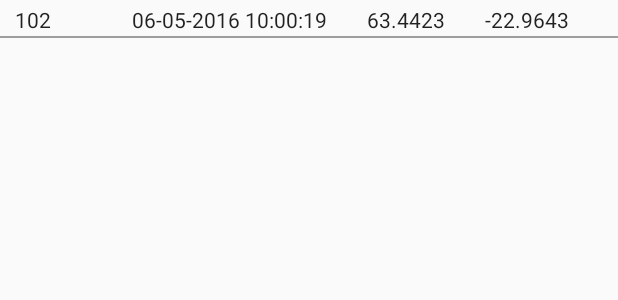
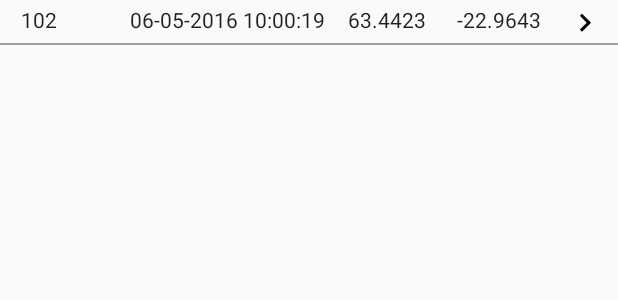
Before and after one commit to travelmapi/app-android, an Android app: the layout row_stamp.xml on its own in the app's theme, with its tools: preview values and no code run, on a phone screen of 412 x 824 dp. Shown: the top 300 px of the screen. Run offline under Robolectric (Android 15) with nearby library versions, the phone set to English and light mode, and no system bars.

Commit message:
minor asthetic changes

```diff
--- a/app/src/main/java/com/travelmapi/app/travelmapi_app/SettingsActivity.java
+++ b/app/src/main/java/com/travelmapi/app/travelmapi_app/SettingsActivity.java
@@ -122,7 +122,6 @@ public class SettingsActivity extends AppCompatActivity {
 
             manager.setRepeating(AlarmManager.RTC_WAKEUP, System.currentTimeMillis(), interval, pendingIntent);
         }
-        Toast.makeText(this, "Alarm Set", Toast.LENGTH_SHORT).show();
     }
 
     @OnClick(R.id.button_list_travel_list)
--- a/app/src/main/java/com/travelmapi/app/travelmapi_app/StartTravelActivity.java
+++ b/app/src/main/java/com/travelmapi/app/travelmapi_app/StartTravelActivity.java
@@ -111,7 +111,6 @@ public class StartTravelActivity extends AppCompatActivity  {
 
             manager.setRepeating(AlarmManager.RTC_WAKEUP, System.currentTimeMillis(), interval, pendingIntent);
         }
-        Toast.makeText(this, "Alarm Set", Toast.LENGTH_SHORT).show();
     }
 
     @OnClick(R.id.activity_start_travel_button_save)
@@ -121,7 +120,7 @@ public class StartTravelActivity extends AppCompatActivity  {
             return;
         }
 
-        SimpleDateFormat format = new SimpleDateFormat("dd-MM-yyyy.kk.mm.ss", Locale.US);
+        SimpleDateFormat format = new SimpleDateFormat("yyyy-MM-dd.kk.mm.ss", Locale.US);
 
         Date sDate;
         Date eDate;
--- /dev/null
+++ b/app/src/main/res/drawable/ic_keyboard_arrow_right_black_24dp.xml
@@ -0,0 +1,9 @@
+<vector xmlns:android="http://schemas.android.com/apk/res/android"
+        android:width="24dp"
+        android:height="24dp"
+        android:viewportWidth="24.0"
+        android:viewportHeight="24.0">
+    <path
+        android:fillColor="#FF000000"
+        android:pathData="M8.59,16.34l4.58,-4.59 -4.58,-4.59L10,5.75l6,6 -6,6z"/>
+</vector>
--- a/app/src/main/res/layout/activity_settings.xml
+++ b/app/src/main/res/layout/activity_settings.xml
@@ -8,6 +8,7 @@
         android:id="@+id/activity_setting_textview_title"
         android:layout_width="match_parent"
         android:layout_height="wrap_content"
+        android:layout_below="@+id/activity_setting_logo"
         android:text="OPTIONS"
         style="@style/AppTheme.Title"/>
     <TextView
--- a/app/src/main/res/layout/row_stamp.xml
+++ b/app/src/main/res/layout/row_stamp.xml
@@ -12,6 +12,7 @@
     android:id="@+id/row_stamp_textview_id"
     android:layout_width="0dp"
     android:layout_height="wrap_content"
+    android:layout_marginStart="4dp"
     tools:text="102"
     style="@style/AppTheme.Stamp"/>
     <TextView
@@ -34,4 +35,8 @@
         android:layout_width="0dp"
         style="@style/AppTheme.Stamp"
         tools:text="-22.9643"/>
+    <ImageView
+        android:layout_width="wrap_content"
+        android:layout_height="wrap_content"
+        android:background="@drawable/ic_keyboard_arrow_right_black_24dp"/>
 </LinearLayout>
```
Also changed, not shown: app/src/main/java/com/travelmapi/app/travelmapi_app/StampRecyclerViewAdapter.java (+17 -3 lines), app/src/main/java/com/travelmapi/app/travelmapi_app/TripDetailActivity.java (+34 -2 lines), app/src/main/java/com/travelmapi/app/travelmapi_app/TripsViewActivity.java (+8 -1 lines), app/src/main/java/com/travelmapi/app/travelmapi_app/alarms/BootReceiver.java (+3 -4 lines), app/src/main/logo-web.png (added).
